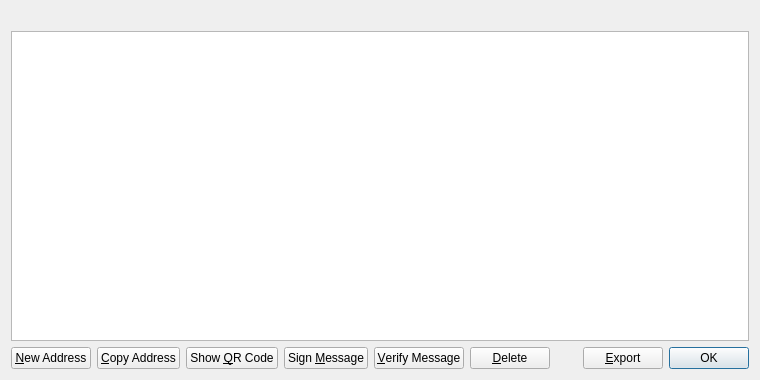
This is src/qt/forms/addressbookpage.ui in greekcoin/e as Qt 5 draws it before an edit. The edited form follows.
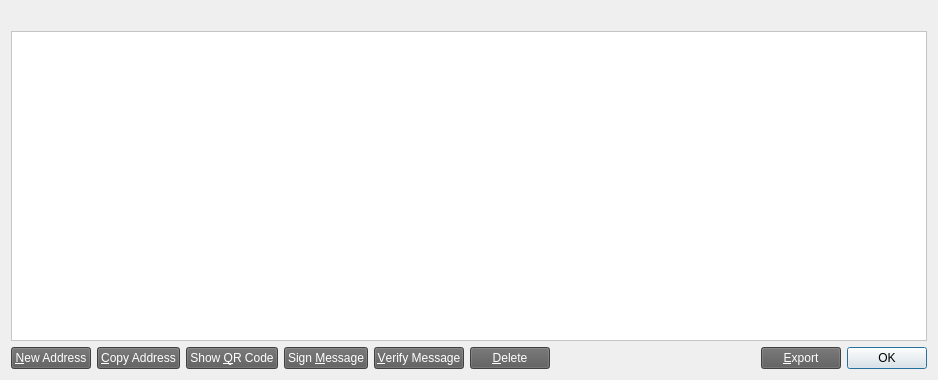
This is the edited form. Icons and pictures are not drawn.

Patch:
```diff
--- a/src/qt/forms/addressbookpage.ui
+++ b/src/qt/forms/addressbookpage.ui
@@ -6,7 +6,7 @@
    <rect>
     <x>0</x>
     <y>0</y>
-    <width>760</width>
+    <width>938</width>
     <height>380</height>
    </rect>
   </property>
@@ -16,6 +16,70 @@
   <layout class="QVBoxLayout" name="verticalLayout">
    <item>
     <widget class="QLabel" name="labelExplanation">
+     <property name="palette">
+      <palette>
+       <active>
+        <colorrole role="WindowText">
+         <brush brushstyle="SolidPattern">
+          <color alpha="255">
+           <red>255</red>
+           <green>255</green>
+           <blue>255</blue>
+          </color>
+         </brush>
+        </colorrole>
+        <colorrole role="Text">
+         <brush brushstyle="SolidPattern">
+          <color alpha="255">
+           <red>255</red>
+           <green>255</green>
+           <blue>255</blue>
+          </color>
+         </brush>
+        </colorrole>
+       </active>
+       <inactive>
+        <colorrole role="WindowText">
+         <brush brushstyle="SolidPattern">
+          <color alpha="255">
+           <red>255</red>
+           <green>255</green>
+           <blue>255</blue>
+          </color>
+         </brush>
+        </colorrole>
+        <colorrole role="Text">
+         <brush brushstyle="SolidPattern">
+          <color alpha="255">
+           <red>255</red>
+           <green>255</green>
+           <blue>255</blue>
+          </color>
+         </brush>
+        </colorrole>
+       </inactive>
+       <disabled>
+        <colorrole role="WindowText">
+         <brush brushstyle="SolidPattern">
+          <color alpha="255">
+           <red>106</red>
+           <green>104</green>
+           <blue>100</blue>
+          </color>
+         </brush>
+        </colorrole>
+        <colorrole role="Text">
+         <brush brushstyle="SolidPattern">
+          <color alpha="255">
+           <red>106</red>
+           <green>104</green>
+           <blue>100</blue>
+          </color>
+         </brush>
+        </colorrole>
+       </disabled>
+      </palette>
+     </property>
      <property name="textFormat">
       <enum>Qt::PlainText</enum>
      </property>
@@ -26,12 +90,134 @@
    </item>
    <item>
     <widget class="QTableView" name="tableView">
+     <property name="palette">
+      <palette>
+       <active>
+        <colorrole role="Button">
+         <brush brushstyle="SolidPattern">
+          <color alpha="255">
+           <red>255</red>
+           <green>255</green>
+           <blue>255</blue>
+          </color>
+         </brush>
+        </colorrole>
+        <colorrole role="Text">
+         <brush brushstyle="SolidPattern">
+          <color alpha="255">
+           <red>0</red>
+           <green>0</green>
+           <blue>0</blue>
+          </color>
+         </brush>
+        </colorrole>
+        <colorrole role="Base">
+         <brush brushstyle="SolidPattern">
+          <color alpha="255">
+           <red>255</red>
+           <green>255</green>
+           <blue>255</blue>
+          </color>
+         </brush>
+        </colorrole>
+        <colorrole role="Window">
+         <brush brushstyle="SolidPattern">
+          <color alpha="255">
+           <red>255</red>
+           <green>255</green>
+           <blue>255</blue>
+          </color>
+         </brush>
+        </colorrole>
+       </active>
+       <inactive>
+        <colorrole role="Button">
+         <brush brushstyle="SolidPattern">
+          <color alpha="255">
+           <red>255</red>
+           <green>255</green>
+           <blue>255</blue>
+          </color>
+         </brush>
+        </colorrole>
+        <colorrole role="Text">
+         <brush brushstyle="SolidPattern">
+          <color alpha="255">
+           <red>0</red>
+           <green>0</green>
+           <blue>0</blue>
+          </color>
+         </brush>
+        </colorrole>
+        <colorrole role="Base">
+         <brush brushstyle="SolidPattern">
+          <color alpha="255">
+           <red>255</red>
+           <green>255</green>
+           <blue>255</blue>
+          </color>
+         </brush>
+        </colorrole>
+        <colorrole role="Window">
+         <brush brushstyle="SolidPattern">
+          <color alpha="255">
+           <red>255</red>
+           <green>255</green>
+           <blue>255</blue>
+          </color>
+         </brush>
+        </colorrole>
+       </inactive>
+       <disabled>
+        <colorrole role="Button">
+         <brush brushstyle="SolidPattern">
+          <color alpha="255">
+           <red>255</red>
+           <green>255</green>
+           <blue>255</blue>
+          </color>
+         </brush>
+        </colorrole>
+        <colorrole role="Text">
+         <brush brushstyle="SolidPattern">
+          <color alpha="255">
+           <red>106</red>
+           <green>104</green>
+           <blue>100</blue>
+          </color>
+         </brush>
+        </colorrole>
+        <colorrole role="Base">
+         <brush brushstyle="SolidPattern">
+          <color alpha="255">
+           <red>255</red>
+           <green>255</green>
+           <blue>255</blue>
+          </color>
+         </brush>
+        </colorrole>
+        <colorrole role="Window">
+         <brush brushstyle="SolidPattern">
+          <color alpha="255">
+           <red>255</red>
+           <green>255</green>
+           <blue>255</blue>
+          </color>
+         </brush>
+        </colorrole>
+       </disabled>
+      </palette>
+     </property>
      <property name="contextMenuPolicy">
       <enum>Qt::CustomContextMenu</enum>
      </property>
      <property name="toolTip">
       <string>Double-click to edit address or label</string>
      </property>
+     <property name="styleSheet">
+      <string notr="true">background-color: rgb(255, 255, 255);
+border-color: rgb(255, 255, 255);</string>
+     </property>
      <property name="tabKeyNavigation">
       <bool>false</bool>
      </property>
@@ -56,9 +242,130 @@
     <layout class="QHBoxLayout" name="horizontalLayout">
      <item>
       <widget class="QPushButton" name="newAddress">
+       <property name="palette">
+        <palette>
+         <active>
+          <colorrole role="Button">
+           <brush brushstyle="SolidPattern">
+            <color alpha="255">
+             <red>90</red>
+             <green>90</green>
+             <blue>90</blue>
+            </color>
+           </brush>
+          </colorrole>
+          <colorrole role="ButtonText">
+           <brush brushstyle="SolidPattern">
+            <color alpha="255">
+             <red>255</red>
+             <green>255</green>
+             <blue>255</blue>
+            </color>
+           </brush>
+          </colorrole>
+          <colorrole role="Base">
+           <brush brushstyle="SolidPattern">
+            <color alpha="255">
+             <red>90</red>
+             <green>90</green>
+             <blue>90</blue>
+            </color>
+           </brush>
+          </colorrole>
+          <colorrole role="Window">
+           <brush brushstyle="SolidPattern">
+            <color alpha="255">
+             <red>90</red>
+             <green>90</green>
+             <blue>90</blue>
+            </color>
+           </brush>
+          </colorrole>
+         </active>
+         <inactive>
+          <colorrole role="Button">
+           <brush brushstyle="SolidPattern">
+            <color alpha="255">
+             <red>90</red>
+             <green>90</green>
+             <blue>90</blue>
+            </color>
+           </brush>
+          </colorrole>
+          <colorrole role="ButtonText">
+           <brush brushstyle="SolidPattern">
+            <color alpha="255">
+             <red>255</red>
+             <green>255</green>
+             <blue>255</blue>
+            </color>
+           </brush>
+          </colorrole>
+          <colorrole role="Base">
+           <brush brushstyle="SolidPattern">
+            <color alpha="255">
+             <red>90</red>
+             <green>90</green>
+             <blue>90</blue>
+            </color>
+           </brush>
+          </colorrole>
+          <colorrole role="Window">
+           <brush brushstyle="SolidPattern">
+            <color alpha="255">
+             <red>90</red>
+             <green>90</green>
+             <blue>90</blue>
+            </color>
+           </brush>
+          </colorrole>
+         </inactive>
+         <disabled>
+          <colorrole role="Button">
+           <brush brushstyle="SolidPattern">
+            <color alpha="255">
+             <red>90</red>
+             <green>90</green>
+             <blue>90</blue>
+            </color>
+           </brush>
+          </colorrole>
+          <colorrole role="ButtonText">
+           <brush brushstyle="SolidPattern">
+            <color alpha="255">
+             <red>106</red>
+             <green>104</green>
+             <blue>100</blue>
+            </color>
+           </brush>
+          </colorrole>
+          <colorrole role="Base">
+           <brush brushstyle="SolidPattern">
+            <color alpha="255">
+             <red>90</red>
+             <green>90</green>
+             <blue>90</blue>
+            </color>
+           </brush>
+          </colorrole>
+          <colorrole role="Window">
+           <brush brushstyle="SolidPattern">
+            <color alpha="255">
+             <red>90</red>
+             <green>90</green>
+             <blue>90</blue>
+            </color>
+           </brush>
+          </colorrole>
+         </disabled>
+        </palette>
+       </property>
        <property name="toolTip">
         <string>Create a new address</string>
        </property>
+       <property name="styleSheet">
+        <string notr="true">background-color: rgb(90, 90, 90);</string>
+       </property>
        <property name="text">
         <string>&amp;New Address</string>
        </property>
@@ -70,9 +377,428 @@
      </item>
      <item>
       <widget class="QPushButton" name="copyAddress">
+       <property name="palette">
+        <palette>
+         <active>
+          <colorrole role="WindowText">
+           <brush brushstyle="SolidPattern">
+            <color alpha="255">
+             <red>0</red>
+             <green>0</green>
+             <blue>0</blue>
+            </color>
+           </brush>
+          </colorrole>
+          <colorrole role="Button">
+           <brush brushstyle="SolidPattern">
+            <color alpha="255">
+             <red>255</red>
+             <green>255</green>
+             <blue>255</blue>
+            </color>
+           </brush>
+          </colorrole>
+          <colorrole role="Light">
+           <brush brushstyle="SolidPattern">
+            <color alpha="255">
+             <red>255</red>
+             <green>255</green>
+             <blue>255</blue>
+            </color>
+           </brush>
+          </colorrole>
+          <colorrole role="Midlight">
+           <brush brushstyle="SolidPattern">
+            <color alpha="255">
+             <red>255</red>
+             <green>255</green>
+             <blue>255</blue>
+            </color>
+           </brush>
+          </colorrole>
+          <colorrole role="Dark">
+           <brush brushstyle="SolidPattern">
+            <color alpha="255">
+             <red>127</red>
+             <green>127</green>
+             <blue>127</blue>
+            </color>
+           </brush>
+          </colorrole>
+          <colorrole role="Mid">
+           <brush brushstyle="SolidPattern">
+            <color alpha="255">
+             <red>170</red>
+             <green>170</green>
+             <blue>170</blue>
+            </color>
+           </brush>
+          </colorrole>
+          <colorrole role="Text">
+           <brush brushstyle="SolidPattern">
+            <color alpha="255">
+             <red>0</red>
+             <green>0</green>
+             <blue>0</blue>
+            </color>
+           </brush>
+          </colorrole>
+          <colorrole role="BrightText">
+           <brush brushstyle="SolidPattern">
+            <color alpha="255">
+             <red>255</red>
+             <green>255</green>
+             <blue>255</blue>
+            </color>
+           </brush>
+          </colorrole>
+          <colorrole role="ButtonText">
+           <brush brushstyle="SolidPattern">
+            <color alpha="255">
+             <red>255</red>
+             <green>255</green>
+             <blue>255</blue>
+            </color>
+           </brush>
+          </colorrole>
+          <colorrole role="Base">
+           <brush brushstyle="SolidPattern">
+            <color alpha="255">
+             <red>255</red>
+             <green>255</green>
+             <blue>255</blue>
+            </color>
+           </brush>
+          </colorrole>
+          <colorrole role="Window">
+           <brush brushstyle="SolidPattern">
+            <color alpha="255">
+             <red>255</red>
+             <green>255</green>
+             <blue>255</blue>
+            </color>
+           </brush>
+          </colorrole>
+          <colorrole role="Shadow">
+           <brush brushstyle="SolidPattern">
+            <color alpha="255">
+             <red>0</red>
+             <green>0</green>
+             <blue>0</blue>
+            </color>
+           </brush>
+          </colorrole>
+          <colorrole role="AlternateBase">
+           <brush brushstyle="SolidPattern">
+            <color alpha="255">
+             <red>255</red>
+             <green>255</green>
+             <blue>255</blue>
+            </color>
+           </brush>
+          </colorrole>
+          <colorrole role="ToolTipBase">
+           <brush brushstyle="SolidPattern">
+            <color alpha="255">
+             <red>255</red>
+             <green>255</green>
+             <blue>220</blue>
+            </color>
+           </brush>
+          </colorrole>
+          <colorrole role="ToolTipText">
+           <brush brushstyle="SolidPattern">
+            <color alpha="255">
+             <red>0</red>
+             <green>0</green>
+             <blue>0</blue>
+            </color>
+           </brush>
+          </colorrole>
+         </active>
+         <inactive>
+          <colorrole role="WindowText">
+           <brush brushstyle="SolidPattern">
+            <color alpha="255">
+             <red>0</red>
+             <green>0</green>
+             <blue>0</blue>
+            </color>
+           </brush>
+          </colorrole>
+          <colorrole role="Button">
+           <brush brushstyle="SolidPattern">
+            <color alpha="255">
+             <red>255</red>
+             <green>255</green>
+             <blue>255</blue>
+            </color>
+           </brush>
+          </colorrole>
+          <colorrole role="Light">
+           <brush brushstyle="SolidPattern">
+            <color alpha="255">
+             <red>255</red>
+             <green>255</green>
+             <blue>255</blue>
+            </color>
+           </brush>
+          </colorrole>
+          <colorrole role="Midlight">
+           <brush brushstyle="SolidPattern">
+            <color alpha="255">
+             <red>255</red>
+             <green>255</green>
+             <blue>255</blue>
+            </color>
+           </brush>
+          </colorrole>
+          <colorrole role="Dark">
+           <brush brushstyle="SolidPattern">
+            <color alpha="255">
+             <red>127</red>
+             <green>127</green>
+             <blue>127</blue>
+            </color>
+           </brush>
+          </colorrole>
+          <colorrole role="Mid">
+           <brush brushstyle="SolidPattern">
+            <color alpha="255">
+             <red>170</red>
+             <green>170</green>
+             <blue>170</blue>
+            </color>
+           </brush>
+          </colorrole>
+          <colorrole role="Text">
+           <brush brushstyle="SolidPattern">
+            <color alpha="255">
+             <red>0</red>
+             <green>0</green>
+             <blue>0</blue>
+            </color>
+           </brush>
+          </colorrole>
+          <colorrole role="BrightText">
+           <brush brushstyle="SolidPattern">
+            <color alpha="255">
+             <red>255</red>
+             <green>255</green>
+             <blue>255</blue>
+            </color>
+           </brush>
+          </colorrole>
+          <colorrole role="ButtonText">
+           <brush brushstyle="SolidPattern">
+            <color alpha="255">
+             <red>255</red>
+             <green>255</green>
+             <blue>255</blue>
+            </color>
+           </brush>
+          </colorrole>
+          <colorrole role="Base">
+           <brush brushstyle="SolidPattern">
+            <color alpha="255">
+             <red>255</red>
+             <green>255</green>
+             <blue>255</blue>
+            </color>
+           </brush>
+          </colorrole>
+          <colorrole role="Window">
+           <brush brushstyle="SolidPattern">
+            <color alpha="255">
+             <red>255</red>
+             <green>255</green>
+             <blue>255</blue>
+            </color>
+           </brush>
+          </colorrole>
+          <colorrole role="Shadow">
+           <brush brushstyle="SolidPattern">
+            <color alpha="255">
+             <red>0</red>
+             <green>0</green>
+             <blue>0</blue>
+            </color>
+           </brush>
+          </colorrole>
+          <colorrole role="AlternateBase">
+           <brush brushstyle="SolidPattern">
+            <color alpha="255">
+             <red>255</red>
+             <green>255</green>
+             <blue>255</blue>
+            </color>
+           </brush>
+          </colorrole>
+          <colorrole role="ToolTipBase">
+           <brush brushstyle="SolidPattern">
+            <color alpha="255">
+             <red>255</red>
+             <green>255</green>
+             <blue>220</blue>
+            </color>
+           </brush>
+          </colorrole>
+          <colorrole role="ToolTipText">
+           <brush brushstyle="SolidPattern">
+            <color alpha="255">
+             <red>0</red>
+             <green>0</green>
+             <blue>0</blue>
+            </color>
+           </brush>
+          </colorrole>
+         </inactive>
+         <disabled>
+          <colorrole role="WindowText">
+           <brush brushstyle="SolidPattern">
+            <color alpha="255">
+             <red>127</red>
+             <green>127</green>
+             <blue>127</blue>
+            </color>
+           </brush>
+          </colorrole>
+          <colorrole role="Button">
+           <brush brushstyle="SolidPattern">
+            <color alpha="255">
+             <red>255</red>
+             <green>255</green>
+             <blue>255</blue>
+            </color>
+           </brush>
+          </colorrole>
+          <colorrole role="Light">
+           <brush brushstyle="SolidPattern">
+            <color alpha="255">
+             <red>255</red>
+             <green>255</green>
+             <blue>255</blue>
+            </color>
+           </brush>
+          </colorrole>
+          <colorrole role="Midlight">
+           <brush brushstyle="SolidPattern">
+            <color alpha="255">
+             <red>255</red>
+             <green>255</green>
+             <blue>255</blue>
+            </color>
+           </brush>
+          </colorrole>
+          <colorrole role="Dark">
+           <brush brushstyle="SolidPattern">
+            <color alpha="255">
+             <red>127</red>
+             <green>127</green>
+             <blue>127</blue>
+            </color>
+           </brush>
+          </colorrole>
+          <colorrole role="Mid">
+           <brush brushstyle="SolidPattern">
+            <color alpha="255">
+             <red>170</red>
+             <green>170</green>
+             <blue>170</blue>
+            </color>
+           </brush>
+          </colorrole>
+          <colorrole role="Text">
+           <brush brushstyle="SolidPattern">
+            <color alpha="255">
+             <red>127</red>
+             <green>127</green>
+             <blue>127</blue>
+            </color>
+           </brush>
+          </colorrole>
+          <colorrole role="BrightText">
+           <brush brushstyle="SolidPattern">
+            <color alpha="255">
+             <red>255</red>
+             <green>255</green>
+             <blue>255</blue>
+            </color>
+           </brush>
+          </colorrole>
+          <colorrole role="ButtonText">
+           <brush brushstyle="SolidPattern">
+            <color alpha="255">
+             <red>127</red>
+             <green>127</green>
+             <blue>127</blue>
+            </color>
+           </brush>
+          </colorrole>
+          <colorrole role="Base">
+           <brush brushstyle="SolidPattern">
+            <color alpha="255">
+             <red>255</red>
+             <green>255</green>
+             <blue>255</blue>
+            </color>
+           </brush>
+          </colorrole>
+          <colorrole role="Window">
+           <brush brushstyle="SolidPattern">
+            <color alpha="255">
+             <red>255</red>
+             <green>255</green>
+             <blue>255</blue>
+            </color>
+           </brush>
+          </colorrole>
+          <colorrole role="Shadow">
+           <brush brushstyle="SolidPattern">
+            <color alpha="255">
+             <red>0</red>
+             <green>0</green>
+             <blue>0</blue>
+            </color>
+           </brush>
+          </colorrole>
+          <colorrole role="AlternateBase">
+           <brush brushstyle="SolidPattern">
+            <color alpha="255">
+             <red>255</red>
+             <green>255</green>
+             <blue>255</blue>
+            </color>
+           </brush>
+          </colorrole>
+          <colorrole role="ToolTipBase">
+           <brush brushstyle="SolidPattern">
+            <color alpha="255">
+             <red>255</red>
+             <green>255</green>
+             <blue>220</blue>
+            </color>
+           </brush>
+          </colorrole>
+          <colorrole role="ToolTipText">
+           <brush brushstyle="SolidPattern">
+            <color alpha="255">
+             <red>0</red>
+             <green>0</green>
+             <blue>0</blue>
+            </color>
+           </brush>
+          </colorrole>
+         </disabled>
+        </palette>
+       </property>
        <property name="toolTip">
         <string>Copy the currently selected address to the system clipboard</string>
        </property>
+       <property name="styleSheet">
+        <string notr="true">background-color: rgb(90, 90, 90);
+</string>
+       </property>
        <property name="text">
         <string>&amp;Copy Address</string>
        </property>
@@ -84,6 +810,128 @@
      </item>
      <item>
       <widget class="QPushButton" name="showQRCode">
+       <property name="palette">
+        <palette>
+         <active>
+          <colorrole role="Button">
+           <brush brushstyle="SolidPattern">
+            <color alpha="255">
+             <red>90</red>
+             <green>90</green>
+             <blue>90</blue>
+            </color>
+           </brush>
+          </colorrole>
+          <colorrole role="ButtonText">
+           <brush brushstyle="SolidPattern">
+            <color alpha="255">
+             <red>255</red>
+             <green>255</green>
+             <blue>255</blue>
+            </color>
+           </brush>
+          </colorrole>
+          <colorrole role="Base">
+           <brush brushstyle="SolidPattern">
+            <color alpha="255">
+             <red>90</red>
+             <green>90</green>
+             <blue>90</blue>
+            </color>
+           </brush>
+          </colorrole>
+          <colorrole role="Window">
+           <brush brushstyle="SolidPattern">
+            <color alpha="255">
+             <red>90</red>
+             <green>90</green>
+             <blue>90</blue>
+            </color>
+           </brush>
+          </colorrole>
+         </active>
+         <inactive>
+          <colorrole role="Button">
+           <brush brushstyle="SolidPattern">
+            <color alpha="255">
+             <red>90</red>
+             <green>90</green>
+             <blue>90</blue>
+            </color>
+           </brush>
+          </colorrole>
+          <colorrole role="ButtonText">
+           <brush brushstyle="SolidPattern">
+            <color alpha="255">
+             <red>255</red>
+             <green>255</green>
+             <blue>255</blue>
+            </color>
+           </brush>
+          </colorrole>
+          <colorrole role="Base">
+           <brush brushstyle="SolidPattern">
+            <color alpha="255">
+             <red>90</red>
+             <green>90</green>
+             <blue>90</blue>
+            </color>
+           </brush>
+          </colorrole>
+          <colorrole role="Window">
+           <brush brushstyle="SolidPattern">
+            <color alpha="255">
+             <red>90</red>
+             <green>90</green>
+             <blue>90</blue>
+            </color>
+           </brush>
+          </colorrole>
+         </inactive>
+         <disabled>
+          <colorrole role="Button">
+           <brush brushstyle="SolidPattern">
+            <color alpha="255">
+             <red>90</red>
+             <green>90</green>
+             <blue>90</blue>
+            </color>
+           </brush>
+          </colorrole>
+          <colorrole role="ButtonText">
+           <brush brushstyle="SolidPattern">
+            <color alpha="255">
+             <red>106</red>
+             <green>104</green>
+             <blue>100</blue>
+            </color>
+           </brush>
+          </colorrole>
+          <colorrole role="Base">
+           <brush brushstyle="SolidPattern">
+            <color alpha="255">
+             <red>90</red>
+             <green>90</green>
+             <blue>90</blue>
+            </color>
+           </brush>
+          </colorrole>
+          <colorrole role="Window">
+           <brush brushstyle="SolidPattern">
+            <color alpha="255">
+             <red>90</red>
+             <green>90</green>
+             <blue>90</blue>
+            </color>
+           </brush>
+          </colorrole>
+         </disabled>
+        </palette>
+       </property>
+       <property name="styleSheet">
+        <string notr="true">background-color: rgb(90, 90, 90);
+</string>
+       </property>
        <property name="text">
         <string>Show &amp;QR Code</string>
        </property>
@@ -95,8 +943,130 @@
      </item>
      <item>
       <widget class="QPushButton" name="signMessage">
+       <property name="palette">
+        <palette>
+         <active>
+          <colorrole role="Button">
+           <brush brushstyle="SolidPattern">
+            <color alpha="255">
+             <red>90</red>
+             <green>90</green>
+             <blue>90</blue>
+            </color>
+           </brush>
+          </colorrole>
+          <colorrole role="ButtonText">
+           <brush brushstyle="SolidPattern">
+            <color alpha="255">
+             <red>255</red>
+             <green>255</green>
+             <blue>255</blue>
+            </color>
+           </brush>
+          </colorrole>
+          <colorrole role="Base">
+           <brush brushstyle="SolidPattern">
+            <color alpha="255">
+             <red>90</red>
+             <green>90</green>
+             <blue>90</blue>
+            </color>
+           </brush>
+          </colorrole>
+          <colorrole role="Window">
+           <brush brushstyle="SolidPattern">
+            <color alpha="255">
+             <red>90</red>
+             <green>90</green>
+             <blue>90</blue>
+            </color>
+           </brush>
+          </colorrole>
+         </active>
+         <inactive>
+          <colorrole role="Button">
+           <brush brushstyle="SolidPattern">
+            <color alpha="255">
+             <red>90</red>
+             <green>90</green>
+             <blue>90</blue>
+            </color>
+           </brush>
+          </colorrole>
+          <colorrole role="ButtonText">
+           <brush brushstyle="SolidPattern">
+            <color alpha="255">
+             <red>255</red>
+             <green>255</green>
+             <blue>255</blue>
+            </color>
+           </brush>
+          </colorrole>
+          <colorrole role="Base">
+           <brush brushstyle="SolidPattern">
+            <color alpha="255">
+             <red>90</red>
+             <green>90</green>
+             <blue>90</blue>
+            </color>
+           </brush>
+          </colorrole>
+          <colorrole role="Window">
+           <brush brushstyle="SolidPattern">
+            <color alpha="255">
+             <red>90</red>
+             <green>90</green>
+             <blue>90</blue>
+            </color>
+           </brush>
+          </colorrole>
+         </inactive>
+         <disabled>
+          <colorrole role="Button">
+           <brush brushstyle="SolidPattern">
+            <color alpha="255">
+             <red>90</red>
+             <green>90</green>
+             <blue>90</blue>
+            </color>
+           </brush>
+          </colorrole>
+          <colorrole role="ButtonText">
+           <brush brushstyle="SolidPattern">
+            <color alpha="255">
+             <red>106</red>
+             <green>104</green>
+             <blue>100</blue>
+            </color>
+           </brush>
+          </colorrole>
+          <colorrole role="Base">
+           <brush brushstyle="SolidPattern">
+            <color alpha="255">
+             <red>90</red>
+             <green>90</green>
+             <blue>90</blue>
+            </color>
+           </brush>
+          </colorrole>
+          <colorrole role="Window">
+           <brush brushstyle="SolidPattern">
+            <color alpha="255">
+             <red>90</red>
+             <green>90</green>
+             <blue>90</blue>
+            </color>
+           </brush>
+          </colorrole>
+         </disabled>
+        </palette>
+       </property>
        <property name="toolTip">
-        <string>Sign a message to prove you own a Vertcoin address</string>
+        <string>Sign a message to prove you own a H2O address</string>
+       </property>
+       <property name="styleSheet">
+        <string notr="true">background-color: rgb(90, 90, 90);
+</string>
        </property>
        <property name="text">
         <string>Sign &amp;Message</string>
@@ -109,8 +1079,130 @@
      </item>
      <item>
       <widget class="QPushButton" name="verifyMessage">
+       <property name="palette">
+        <palette>
+         <active>
+          <colorrole role="Button">
+           <brush brushstyle="SolidPattern">
+            <color alpha="255">
+             <red>90</red>
+             <green>90</green>
+             <blue>90</blue>
+            </color>
+           </brush>
+          </colorrole>
+          <colorrole role="ButtonText">
+           <brush brushstyle="SolidPattern">
+            <color alpha="255">
+             <red>255</red>
+             <green>255</green>
+             <blue>255</blue>
+            </color>
+           </brush>
+          </colorrole>
+          <colorrole role="Base">
+           <brush brushstyle="SolidPattern">
+            <color alpha="255">
+             <red>90</red>
+             <green>90</green>
+             <blue>90</blue>
+            </color>
+           </brush>
+          </colorrole>
+          <colorrole role="Window">
+           <brush brushstyle="SolidPattern">
+            <color alpha="255">
+             <red>90</red>
+             <green>90</green>
+             <blue>90</blue>
+            </color>
+           </brush>
+          </colorrole>
+         </active>
+         <inactive>
+          <colorrole role="Button">
+           <brush brushstyle="SolidPattern">
+            <color alpha="255">
+             <red>90</red>
+             <green>90</green>
+             <blue>90</blue>
+            </color>
+           </brush>
+          </colorrole>
+          <colorrole role="ButtonText">
+           <brush brushstyle="SolidPattern">
+            <color alpha="255">
+             <red>255</red>
+             <green>255</green>
+             <blue>255</blue>
+            </color>
+           </brush>
+          </colorrole>
+          <colorrole role="Base">
+           <brush brushstyle="SolidPattern">
+            <color alpha="255">
+             <red>90</red>
+             <green>90</green>
+             <blue>90</blue>
+            </color>
+           </brush>
+          </colorrole>
+          <colorrole role="Window">
+           <brush brushstyle="SolidPattern">
+            <color alpha="255">
+             <red>90</red>
+             <green>90</green>
+             <blue>90</blue>
+            </color>
+           </brush>
+          </colorrole>
+         </inactive>
+         <disabled>
+          <colorrole role="Button">
+           <brush brushstyle="SolidPattern">
+            <color alpha="255">
+             <red>90</red>
+             <green>90</green>
+             <blue>90</blue>
+            </color>
+           </brush>
+          </colorrole>
+          <colorrole role="ButtonText">
+           <brush brushstyle="SolidPattern">
+            <color alpha="255">
+             <red>106</red>
+             <green>104</green>
+             <blue>100</blue>
+            </color>
+           </brush>
+          </colorrole>
+          <colorrole role="Base">
+           <brush brushstyle="SolidPattern">
+            <color alpha="255">
+             <red>90</red>
+             <green>90</green>
+             <blue>90</blue>
+            </color>
+           </brush>
+          </colorrole>
+          <colorrole role="Window">
+           <brush brushstyle="SolidPattern">
+            <color alpha="255">
+             <red>90</red>
+             <green>90</green>
+             <blue>90</blue>
+            </color>
+           </brush>
+          </colorrole>
+         </disabled>
+        </palette>
+       </property>
        <property name="toolTip">
-        <string>Verify a message to ensure it was signed with a specified Vertcoin address</string>
+        <string>Verify a message to ensure it was signed with a specified H2O address</string>
+       </property>
+       <property name="styleSheet">
+        <string notr="true">background-color: rgb(90, 90, 90);
+</string>
        </property>
        <property name="text">
         <string>&amp;Verify Message</string>
@@ -123,9 +1215,131 @@
      </item>
      <item>
       <widget class="QPushButton" name="deleteAddress">
+       <property name="palette">
+        <palette>
+         <active>
+          <colorrole role="Button">
+           <brush brushstyle="SolidPattern">
+            <color alpha="255">
+             <red>90</red>
+             <green>90</green>
+             <blue>90</blue>
+            </color>
+           </brush>
+          </colorrole>
+          <colorrole role="ButtonText">
+           <brush brushstyle="SolidPattern">
+            <color alpha="255">
+             <red>255</red>
+             <green>255</green>
+             <blue>255</blue>
+            </color>
+           </brush>
+          </colorrole>
+          <colorrole role="Base">
+           <brush brushstyle="SolidPattern">
+            <color alpha="255">
+             <red>90</red>
+             <green>90</green>
+             <blue>90</blue>
+            </color>
+           </brush>
+          </colorrole>
+          <colorrole role="Window">
+           <brush brushstyle="SolidPattern">
+            <color alpha="255">
+             <red>90</red>
+             <green>90</green>
+             <blue>90</blue>
+            </color>
+           </brush>
+          </colorrole>
+         </active>
+         <inactive>
+          <colorrole role="Button">
+           <brush brushstyle="SolidPattern">
+            <color alpha="255">
+             <red>90</red>
+             <green>90</green>
+             <blue>90</blue>
+            </color>
+           </brush>
+          </colorrole>
+          <colorrole role="ButtonText">
+           <brush brushstyle="SolidPattern">
+            <color alpha="255">
+             <red>255</red>
+             <green>255</green>
+             <blue>255</blue>
+            </color>
+           </brush>
+          </colorrole>
+          <colorrole role="Base">
+           <brush brushstyle="SolidPattern">
+            <color alpha="255">
+             <red>90</red>
+             <green>90</green>
+             <blue>90</blue>
+            </color>
+           </brush>
+          </colorrole>
+          <colorrole role="Window">
+           <brush brushstyle="SolidPattern">
+            <color alpha="255">
+             <red>90</red>
+             <green>90</green>
+             <blue>90</blue>
+            </color>
+           </brush>
+          </colorrole>
+         </inactive>
+         <disabled>
+          <colorrole role="Button">
+           <brush brushstyle="SolidPattern">
+            <color alpha="255">
+             <red>90</red>
+             <green>90</green>
+             <blue>90</blue>
+            </color>
+           </brush>
+          </colorrole>
+          <colorrole role="ButtonText">
+           <brush brushstyle="SolidPattern">
+            <color alpha="255">
+             <red>106</red>
+             <green>104</green>
+             <blue>100</blue>
+            </color>
+           </brush>
+          </colorrole>
+          <colorrole role="Base">
+           <brush brushstyle="SolidPattern">
+            <color alpha="255">
+             <red>90</red>
+             <green>90</green>
+             <blue>90</blue>
+            </color>
+           </brush>
+          </colorrole>
+          <colorrole role="Window">
+           <brush brushstyle="SolidPattern">
+            <color alpha="255">
+             <red>90</red>
+             <green>90</green>
+             <blue>90</blue>
+            </color>
+           </brush>
+          </colorrole>
+         </disabled>
+        </palette>
+       </property>
        <property name="toolTip">
         <string>Delete the currently selected address from the list</string>
        </property>
+       <property name="styleSheet">
+        <string notr="true">background-color: rgb(90, 90, 90);
+</string>
+       </property>
        <property name="text">
         <string>&amp;Delete</string>
        </property>
@@ -150,9 +1364,131 @@
      </item>
      <item>
       <widget class="QPushButton" name="exportButton">
+       <property name="palette">
+        <palette>
+         <active>
+          <colorrole role="Button">
+           <brush brushstyle="SolidPattern">
+            <color alpha="255">
+             <red>90</red>
+             <green>90</green>
+             <blue>90</blue>
+            </color>
+           </brush>
+          </colorrole>
+          <colorrole role="ButtonText">
+           <brush brushstyle="SolidPattern">
+            <color alpha="255">
+             <red>255</red>
+             <green>255</green>
+             <blue>255</blue>
+            </color>
+           </brush>
+          </colorrole>
+          <colorrole role="Base">
+           <brush brushstyle="SolidPattern">
+            <color alpha="255">
+             <red>90</red>
+             <green>90</green>
+             <blue>90</blue>
+            </color>
+           </brush>
+          </colorrole>
+          <colorrole role="Window">
+           <brush brushstyle="SolidPattern">
+            <color alpha="255">
+             <red>90</red>
+             <green>90</green>
+             <blue>90</blue>
+            </color>
+           </brush>
+          </colorrole>
+         </active>
+         <inactive>
+          <colorrole role="Button">
+           <brush brushstyle="SolidPattern">
+            <color alpha="255">
+             <red>90</red>
+             <green>90</green>
+             <blue>90</blue>
+            </color>
+           </brush>
+          </colorrole>
+          <colorrole role="ButtonText">
+           <brush brushstyle="SolidPattern">
+            <color alpha="255">
+             <red>255</red>
+             <green>255</green>
+             <blue>255</blue>
+            </color>
+           </brush>
+          </colorrole>
+          <colorrole role="Base">
+           <brush brushstyle="SolidPattern">
+            <color alpha="255">
+             <red>90</red>
+             <green>90</green>
+             <blue>90</blue>
+            </color>
+           </brush>
+          </colorrole>
+          <colorrole role="Window">
+           <brush brushstyle="SolidPattern">
+            <color alpha="255">
+             <red>90</red>
+             <green>90</green>
+             <blue>90</blue>
+            </color>
+           </brush>
+          </colorrole>
+         </inactive>
+         <disabled>
+          <colorrole role="Button">
+           <brush brushstyle="SolidPattern">
+            <color alpha="255">
+             <red>90</red>
+             <green>90</green>
+             <blue>90</blue>
+            </color>
+           </brush>
+          </colorrole>
+          <colorrole role="ButtonText">
+           <brush brushstyle="SolidPattern">
+            <color alpha="255">
+             <red>106</red>
+             <green>104</green>
+             <blue>100</blue>
+            </color>
+           </brush>
+          </colorrole>
+          <colorrole role="Base">
+           <brush brushstyle="SolidPattern">
+            <color alpha="255">
+             <red>90</red>
+             <green>90</green>
+             <blue>90</blue>
+            </color>
+           </brush>
+          </colorrole>
+          <colorrole role="Window">
+           <brush brushstyle="SolidPattern">
+            <color alpha="255">
+             <red>90</red>
+             <green>90</green>
+             <blue>90</blue>
+            </color>
+           </brush>
+          </colorrole>
+         </disabled>
+        </palette>
+       </property>
        <property name="toolTip">
         <string>Export the data in the current tab to a file</string>
        </property>
+       <property name="styleSheet">
+        <string notr="true">background-color: rgb(90, 90, 90);
+</string>
+       </property>
        <property name="text">
         <string>&amp;Export</string>
        </property>
```
